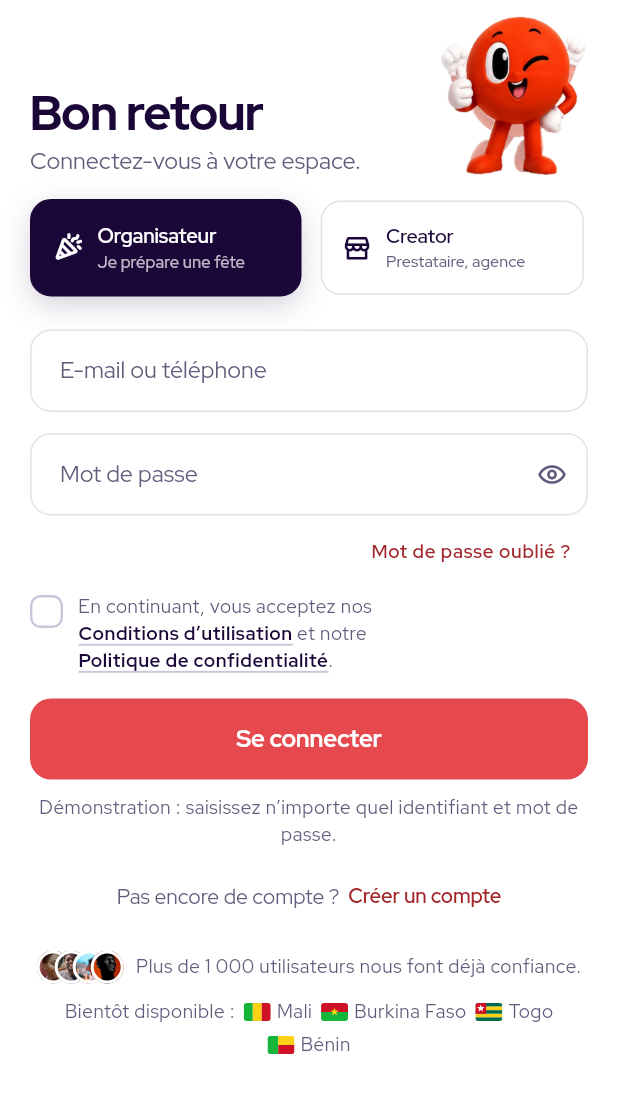
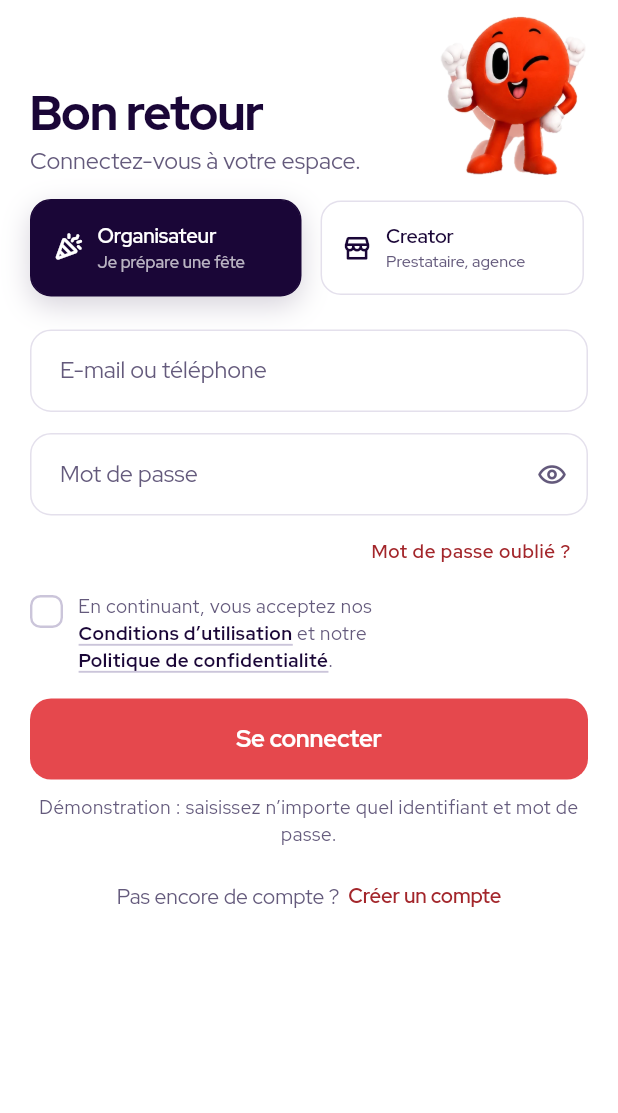
Before and after one commit to agencykliko-prog/Eventa, a Flutter app: the AuthScreen screen opened by its route, on a phone screen of 412 x 824 dp, the part 89-1202 px from its top. Run offline on Flutter 3.47's test engine with Material 3 defaults, Android fonts, the phone set to English and light mode, and no system bars; our stand-ins replace audioplayers, flutter_riverpod, go_router, image_picker, web; missing offline and left inert: dart:js_interop.

Commit message:
Pays à venir et communauté uniquement sur la landing
La connexion ne garde que le formulaire et le consentement ; la landing
affiche « Plus de 1.2k utilisateurs nous font déjà confiance. ».

Co-Authored-By: Claude Opus 5.5 <noreply@anthropic.com>

```diff
--- a/lib/core/i18n/en.dart
+++ b/lib/core/i18n/en.dart
@@ -1243,14 +1243,6 @@ const en = <String, String>{
   'Conditions d’utilisation': 'Terms of use',
   'En continuant, vous acceptez nos ': 'By continuing, you accept our ',
   ' et notre ': ' and our ',
-  'Bientôt disponible au Mali, au Burkina Faso et au Togo.':
-      'Coming soon to Mali, Burkina Faso and Togo.',
-  'Déjà plus de 1 000 utilisateurs nous font confiance.':
-      'Over 1,000 users already trust us.',
   'J’accepte les conditions': 'I accept the terms',
   'Cochez la case pour continuer.': 'Tick the box to continue.',
-  'Plus de 1 000 utilisateurs nous font déjà confiance.':
-      'Over 1,000 users already trust us.',
-  'Bientôt disponible :': 'Coming soon:',
-  'Bénin': 'Benin',
 };
--- a/lib/features/auth/presentation/auth_screen.dart
+++ b/lib/features/auth/presentation/auth_screen.dart
@@ -1,5 +1,4 @@
 import 'dart:async';
-import 'dart:math' as math;
 
 import 'package:flutter/material.dart';
 import 'package:flutter/services.dart';
@@ -396,8 +395,6 @@ class _SignInFormState extends ConsumerState<_SignInForm> {
             action: 'Créer un compte'.tr,
             onTap: widget.onSwitch,
           ),
-          const SizedBox(height: 26),
-          const AuthFooter(),
         ],
       ),
     );
@@ -586,10 +583,7 @@ class _OrganizerSignUpState extends ConsumerState<_OrganizerSignUp> {
             loading: _busy,
             onPressed: _submit,
           ),
-          const SizedBox(height: 10),
-          const SizedBox(height: 18),
-          const AuthFooter(),
-          const SizedBox(height: 8),
+          const SizedBox(height: 22),
           _SwitchLine(
             text: 'Déjà inscrit ?'.tr,
             action: 'Se connecter'.tr,
@@ -1373,153 +1367,3 @@ class LegalConsent extends StatelessWidget {
     );
   }
 }
-
-/// Pied des formulaires d'accès, minimaliste : communauté et pays à venir.
-class AuthFooter extends StatelessWidget {
-  const AuthFooter({super.key});
-
-  @override
-  Widget build(BuildContext context) {
-    final muted = context.text.bodySmall?.copyWith(color: Confetti.inkMuted);
-    return Column(
-      children: [
-        Row(
-          mainAxisAlignment: MainAxisAlignment.center,
-          children: [
-            SizedBox(
-              width: 58,
-              height: 22,
-              child: Stack(
-                children: [
-                  for (var i = 0; i < 4; i++)
-                    Positioned(
-                      left: i * 12.0,
-                      child: Avatar(
-                        image: 'assets/images/avatar_${i + 1}.jpg',
-                        initials: '',
-                        size: 22,
-                        ring: Colors.white,
-                      ),
-                    ),
-                ],
-              ),
-            ),
-            const SizedBox(width: 8),
-            Flexible(
-              child: Text(
-                'Plus de 1 000 utilisateurs nous font déjà confiance.'.tr,
-                style: muted,
-              ),
-            ),
-          ],
-        ),
-        const SizedBox(height: 10),
-        Wrap(
-          alignment: WrapAlignment.center,
-          crossAxisAlignment: WrapCrossAlignment.center,
-          spacing: 6,
-          runSpacing: 4,
-          children: [
-            Text('Bientôt disponible :'.tr, style: muted),
-            for (final c in Country.soon)
-              Row(
-                mainAxisSize: MainAxisSize.min,
-                children: [
-                  MiniFlag(country: c),
-                  const SizedBox(width: 4),
-                  Text(c.name.tr, style: muted),
-                ],
-              ),
-          ],
-        ),
-      ],
-    );
-  }
-}
-
-/// Pays où Eventa arrive bientôt.
-enum Country {
-  mali('Mali'),
-  burkina('Burkina Faso'),
-  togo('Togo'),
-  benin('Bénin');
-
-  const Country(this.name);
-  final String name;
-
-  static const soon = Country.values;
-}
-
-/// Petit drapeau dessiné (les drapeaux émoji ne s'affichent pas partout).
-class MiniFlag extends StatelessWidget {
-  const MiniFlag({super.key, required this.country});
-
-  final Country country;
-
-  @override
-  Widget build(BuildContext context) {
-    return ClipRRect(
-      borderRadius: BorderRadius.circular(2),
-      child: CustomPaint(
-        size: const Size(18, 12),
-        painter: _FlagPainter(country),
-      ),
-    );
-  }
-}
-
-class _FlagPainter extends CustomPainter {
-  _FlagPainter(this.c);
-
-  final Country c;
-
-  static const _green = Color(0xFF14B53A);
-  static const _yellow = Color(0xFFFCD116);
-  static const _red = Color(0xFFCE1126);
-
-  @override
-  void paint(Canvas canvas, Size s) {
-    final w = s.width, h = s.height;
-    Paint p(Color c) => Paint()..color = c;
-    void star(Offset o, double r, Color color) {
-      final path = Path();
-      for (var i = 0; i < 10; i++) {
-        final a = -1.5708 + i * 0.6283;
-        final rr = i.isEven ? r : r * 0.42;
-        final pt = o + Offset(rr * _cos(a), rr * _sin(a));
-        i == 0 ? path.moveTo(pt.dx, pt.dy) : path.lineTo(pt.dx, pt.dy);
-      }
-      canvas.drawPath(path..close(), p(color));
-    }
-
-    switch (c) {
-      case Country.mali:
-        canvas.drawRect(Rect.fromLTWH(0, 0, w / 3, h), p(_green));
-        canvas.drawRect(Rect.fromLTWH(w / 3, 0, w / 3, h), p(_yellow));
-        canvas.drawRect(Rect.fromLTWH(2 * w / 3, 0, w / 3, h), p(_red));
-      case Country.burkina:
-        canvas.drawRect(Rect.fromLTWH(0, 0, w, h / 2), p(_red));
-        canvas.drawRect(Rect.fromLTWH(0, h / 2, w, h / 2), p(_green));
-        star(Offset(w / 2, h / 2), h * 0.24, _yellow);
-      case Country.togo:
-        for (var i = 0; i < 5; i++) {
-          canvas.drawRect(
-            Rect.fromLTWH(0, i * h / 5, w, h / 5),
-            p(i.isEven ? const Color(0xFF006A4E) : _yellow),
-          );
-        }
-        canvas.drawRect(Rect.fromLTWH(0, 0, h * 0.6, h * 0.6), p(_red));
-        star(Offset(h * 0.3, h * 0.3), h * 0.22, Colors.white);
-      case Country.benin:
-        canvas.drawRect(Rect.fromLTWH(0, 0, w * 0.4, h), p(_green));
-        canvas.drawRect(Rect.fromLTWH(w * 0.4, 0, w * 0.6, h / 2), p(_yellow));
-        canvas.drawRect(Rect.fromLTWH(w * 0.4, h / 2, w * 0.6, h / 2), p(_red));
-    }
-  }
-
-  static double _cos(double a) => math.cos(a);
-  static double _sin(double a) => math.sin(a);
-
-  @override
-  bool shouldRepaint(_FlagPainter old) => old.c != c;
-}
```
Also changed, not shown: 1 other file.
